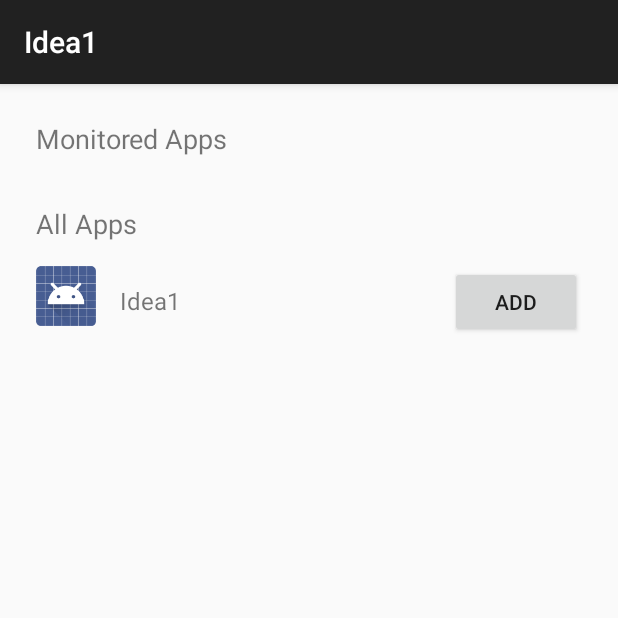
After one commit to Elutherius/appvacation, an Android app built with Jetpack Compose: the AppSelectionActivity screen opened directly, with no data from a screen before it, on a phone screen of 412 x 824 dp, the top half of it. The commit adds this screen. Run offline under Robolectric (Android 15) with nearby library versions, the phone set to English and light mode, and no system bars.

Commit message:
Added the monitored and app list

```diff
--- a/app/build.gradle.kts
+++ b/app/build.gradle.kts
@@ -62,6 +62,7 @@ dependencies {
 
     implementation("androidx.appcompat:appcompat:1.6.1")
     implementation("androidx.constraintlayout:constraintlayout:2.1.4")
+    implementation(libs.androidx.recyclerview)
 
     testImplementation(libs.junit)
     androidTestImplementation(libs.androidx.junit)
--- /dev/null
+++ b/app/src/main/java/com/example/idea1/AppAdaptor.kt
@@ -0,0 +1,67 @@
+package com.example.idea1
+
+import android.content.Context
+import android.content.SharedPreferences
+import android.content.pm.ApplicationInfo
+import android.view.LayoutInflater
+import android.view.View
+import android.view.ViewGroup
+import android.widget.Button
+import android.widget.ImageView
+import android.widget.TextView
+import androidx.recyclerview.widget.RecyclerView
+
+class AppAdapter(
+    private val apps: List<ApplicationInfo>,
+    private val isMonitoredList: Boolean,
+    private val onAppAction: (ApplicationInfo, Boolean) -> Unit
+) : RecyclerView.Adapter<AppAdapter.AppViewHolder>() {
+
+    private lateinit var sharedPreferences: SharedPreferences
+
+    override fun onCreateViewHolder(parent: ViewGroup, viewType: Int): AppViewHolder {
+        val view = LayoutInflater.from(parent.context).inflate(R.layout.item_app, parent, false)
+        sharedPreferences = parent.context.getSharedPreferences("AppPrefs", Context.MODE_PRIVATE)
+        return AppViewHolder(view)
+    }
+
+    override fun onBindViewHolder(holder: AppViewHolder, position: Int) {
+        val app = apps[position]
+        holder.bind(app)
+    }
+
+    override fun getItemCount(): Int {
+        return apps.size
+    }
+
+    inner class AppViewHolder(itemView: View) : RecyclerView.ViewHolder(itemView) {
+        private val appNameTextView: TextView = itemView.findViewById(R.id.appNameTextView)
+        private val appActionButton: Button = itemView.findViewById(R.id.appActionButton)
+        private val appIconImageView: ImageView = itemView.findViewById(R.id.appIconImageView)
+
+        fun bind(app: ApplicationInfo) {
+            val pm = itemView.context.packageManager
+            appNameTextView.text = app.loadLabel(pm)
+            appIconImageView.setImageDrawable(app.loadIcon(pm))
+
+            if (isMonitoredList) {
+                appActionButton.text = "Remove"
+                appActionButton.setOnClickListener {
+                    onAppAction(app, false)
+                }
+            } else {
+                val monitoredApps = sharedPreferences.getStringSet("monitored_apps", mutableSetOf())
+                if (monitoredApps?.contains(app.packageName) == true) {
+                    appActionButton.text = "Added"
+                    appActionButton.isEnabled = false
+                } else {
+                    appActionButton.text = "Add"
+                    appActionButton.isEnabled = true
+                    appActionButton.setOnClickListener {
+                        onAppAction(app, true)
+                    }
+                }
+            }
+        }
+    }
+}
--- /dev/null
+++ b/app/src/main/java/com/example/idea1/ui/theme/AppSelectionActivity.kt
@@ -0,0 +1,81 @@
+package com.example.idea1
+
+import android.content.SharedPreferences
+import android.content.pm.ApplicationInfo
+import android.content.pm.PackageManager
+import android.os.Bundle
+import androidx.appcompat.app.AppCompatActivity
+import androidx.recyclerview.widget.LinearLayoutManager
+import androidx.recyclerview.widget.RecyclerView
+
+class AppSelectionActivity : AppCompatActivity() {
+
+    private lateinit var sharedPreferences: SharedPreferences
+    private lateinit var monitoredApps: MutableList<String>
+    private lateinit var allAppsAdapter: AppAdapter
+    private lateinit var monitoredAppsAdapter: AppAdapter
+
+    override fun onCreate(savedInstanceState: Bundle?) {
+        super.onCreate(savedInstanceState)
+        setContentView(R.layout.activity_app_selection)
+
+        sharedPreferences = getSharedPreferences("AppPrefs", MODE_PRIVATE)
+        monitoredApps = sharedPreferences.getStringSet("monitored_apps", setOf())!!.toMutableList()
+
+        val monitoredAppsRecyclerView = findViewById<RecyclerView>(R.id.monitoredAppsRecyclerView)
+        val allAppsRecyclerView = findViewById<RecyclerView>(R.id.allAppsRecyclerView)
+
+        val installedApps = getInstalledApps()
+        val monitoredAppsList = installedApps.filter { monitoredApps.contains(it.packageName) }
+        val allAppsList = installedApps
+
+        monitoredAppsRecyclerView.layoutManager = LinearLayoutManager(this)
+        monitoredAppsAdapter = AppAdapter(monitoredAppsList, true) { app, add ->
+            handleAppAction(app, add)
+        }
+        monitoredAppsRecyclerView.adapter = monitoredAppsAdapter
+
+        allAppsRecyclerView.layoutManager = LinearLayoutManager(this)
+        allAppsAdapter = AppAdapter(allAppsList, false) { app, add ->
+            handleAppAction(app, add)
+        }
+        allAppsRecyclerView.adapter = allAppsAdapter
+    }
+
+    private fun getInstalledApps(): List<ApplicationInfo> {
+        val pm = packageManager
+        val allApps = pm.getInstalledApplications(PackageManager.GET_META_DATA)
+        val userApps = allApps.filterNot { isSystemPackage(it) }
+        return userApps.sortedBy { it.loadLabel(pm).toString() }
+    }
+
+    private fun isSystemPackage(app: ApplicationInfo): Boolean {
+        return (app.flags and (ApplicationInfo.FLAG_SYSTEM or ApplicationInfo.FLAG_UPDATED_SYSTEM_APP)) != 0
+    }
+
+    private fun handleAppAction(app: ApplicationInfo, add: Boolean) {
+        if (add) {
+            monitoredApps.add(app.packageName)
+        } else {
+            monitoredApps.remove(app.packageName)
+        }
+        sharedPreferences.edit().putStringSet("monitored_apps", monitoredApps.toSet()).apply()
+        updateAdapters()
+    }
+
+    private fun updateAdapters() {
+        val installedApps = getInstalledApps()
+        val monitoredAppsList = installedApps.filter { monitoredApps.contains(it.packageName) }
+        val allAppsList = installedApps
+
+        monitoredAppsAdapter = AppAdapter(monitoredAppsList, true) { app, add ->
+            handleAppAction(app, add)
+        }
+        allAppsAdapter = AppAdapter(allAppsList, false) { app, add ->
+            handleAppAction(app, add)
+        }
+
+        findViewById<RecyclerView>(R.id.monitoredAppsRecyclerView).adapter = monitoredAppsAdapter
+        findViewById<RecyclerView>(R.id.allAppsRecyclerView).adapter = allAppsAdapter
+    }
+}
--- /dev/null
+++ b/app/src/main/res/layout/activity_app_selection.xml
@@ -0,0 +1,33 @@
+<?xml version="1.0" encoding="utf-8"?>
+<LinearLayout xmlns:android="http://schemas.android.com/apk/res/android"
+    android:layout_width="match_parent"
+    android:layout_height="match_parent"
+    android:orientation="vertical"
+    android:padding="16dp">
+
+    <TextView
+        android:layout_width="wrap_content"
+        android:layout_height="wrap_content"
+        android:text="Monitored Apps"
+        android:textSize="18sp"
+        android:padding="8dp" />
+
+    <androidx.recyclerview.widget.RecyclerView
+        android:id="@+id/monitoredAppsRecyclerView"
+        android:layout_width="match_parent"
+        android:layout_height="wrap_content"
+        android:layout_marginBottom="16dp" />
+
+    <TextView
+        android:layout_width="wrap_content"
+        android:layout_height="wrap_content"
+        android:text="All Apps"
+        android:textSize="18sp"
+        android:padding="8dp" />
+
+    <androidx.recyclerview.widget.RecyclerView
+        android:id="@+id/allAppsRecyclerView"
+        android:layout_width="match_parent"
+        android:layout_height="0dp"
+        android:layout_weight="1" />
+</LinearLayout>
--- /dev/null
+++ b/app/src/main/res/layout/item_app.xml
@@ -0,0 +1,26 @@
+<?xml version="1.0" encoding="utf-8"?>
+<LinearLayout xmlns:android="http://schemas.android.com/apk/res/android"
+    android:layout_width="match_parent"
+    android:layout_height="wrap_content"
+    android:orientation="horizontal"
+    android:padding="8dp">
+
+    <ImageView
+        android:id="@+id/appIconImageView"
+        android:layout_width="40dp"
+        android:layout_height="40dp"
+        android:layout_marginEnd="16dp" />
+
+    <TextView
+        android:id="@+id/appNameTextView"
+        android:layout_width="0dp"
+        android:layout_height="wrap_content"
+        android:layout_weight="1"
+        android:textSize="16sp" />
+
+    <Button
+        android:id="@+id/appActionButton"
+        android:layout_width="wrap_content"
+        android:layout_height="wrap_content"
+        android:text="Add" />
+</LinearLayout>
--- a/gradle/libs.versions.toml
+++ b/gradle/libs.versions.toml
@@ -8,6 +8,7 @@ espressoCore = "3.6.1"
 lifecycleRuntimeKtx = "2.8.2"
 activityCompose = "1.9.0"
 composeBom = "2024.04.01"
+recyclerview = "1.3.2"
 
 [libraries]
 androidx-core-ktx = { group = "androidx.core", name = "core-ktx", version.ref = "coreKtx" }
@@ -24,6 +25,7 @@ androidx-ui-tooling-preview = { group = "androidx.compose.ui", name = "ui-toolin
 androidx-ui-test-manifest = { group = "androidx.compose.ui", name = "ui-test-manifest" }
 androidx-ui-test-junit4 = { group = "androidx.compose.ui", name = "ui-test-junit4" }
 androidx-material3 = { group = "androidx.compose.material3", name = "material3" }
+androidx-recyclerview = { group = "androidx.recyclerview", name = "recyclerview", version.ref = "recyclerview" }
 
 [plugins]
 android-application = { id = "com.android.application", version.ref = "agp" }
```
Also changed, not shown: app/src/main/AndroidManifest.xml (+14 -0 lines), app/src/main/java/com/example/idea1/MainActivity.kt (+8 -0 lines), app/src/main/res/layout/activity_main.xml (+10 -0 lines).
